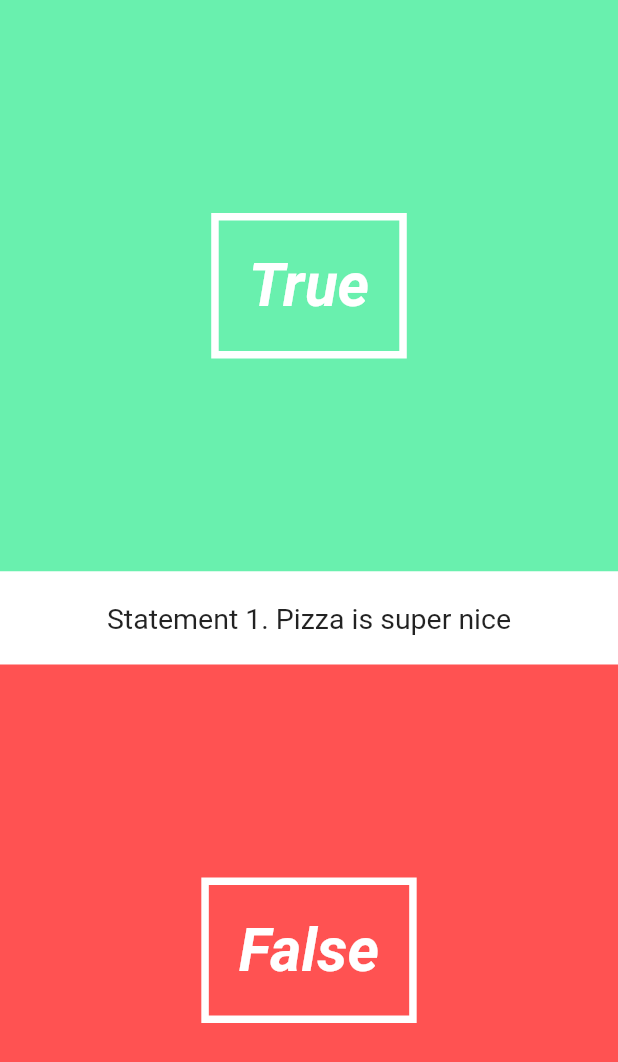
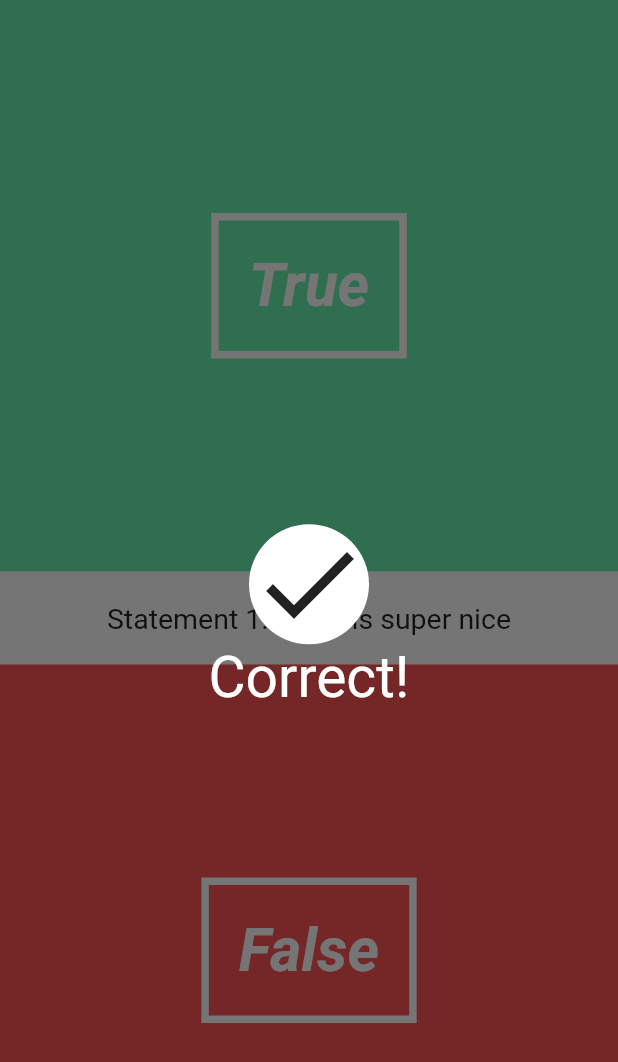
Before and after one commit to dmytrotus/flutter_sdk_app, a Flutter app: the screen it shows after launch, on a phone screen of 412 x 824 dp. Shown: the top 1062 px of the screen. Run offline on Flutter 3.47's test engine with Material 2 defaults, Android fonts, the phone set to English and light mode, and no system bars.

Commit message:
make overlay

```diff
--- /dev/null
+++ b/lib/UI/correct_wrong_overlay.dart
@@ -0,0 +1,31 @@
+import 'package:flutter/material.dart';
+
+class CorrectWrongOverlay extends StatefulWidget {
+  @override
+  State createState() => new CorrectWrongOverlayState();
+}
+
+class CorrectWrongOverlayState extends State<CorrectWrongOverlay> {
+  @override
+  Widget build(BuildContext context) {
+    return new Material(
+      color: Colors.black54,
+      child: new InkWell(
+        onTap: () => print('You tapped the overlay'),
+        child: new Column(
+          mainAxisAlignment: MainAxisAlignment.center,
+          children: <Widget>[
+            new Container(
+              decoration: new BoxDecoration(
+                color: Colors.white,
+                shape: BoxShape.circle
+              ),
+              child: new Icon(Icons.done, size: 80.0),
+            ),
+            new Text("Correct!", style: new TextStyle(color: Colors.white, fontSize: 38.0))
+          ],
+        )
+      )
+    );
+  }
+}
--- a/lib/pages/quiz_page.dart
+++ b/lib/pages/quiz_page.dart
@@ -5,6 +5,7 @@ import 'package:flutter_sdk_app/UI/question_text.dart';
 //import '../utils/quiz.dart';
 import '../UI/answer_button.dart';
 import '../UI/question_text.dart';
+import '../UI/correct_wrong_overlay.dart';
 
 
 class QuizPage extends StatefulWidget {
@@ -16,6 +17,7 @@ class QuizPageState extends State<QuizPage> {
   @override
   Widget build(BuildContext context) {
     return new Stack(
+      fit: StackFit.expand,
       children: <Widget>[
         new Column( //this is main page
           children: <Widget>[
@@ -23,7 +25,8 @@ class QuizPageState extends State<QuizPage> {
             new QuestionText("Pizza is super nice", 1),
             new AnswerButton(false, () => print('You answered False')),
           ]
-        )
+        ),
+        new CorrectWrongOverlay(),
       ]
     );
   }
```
